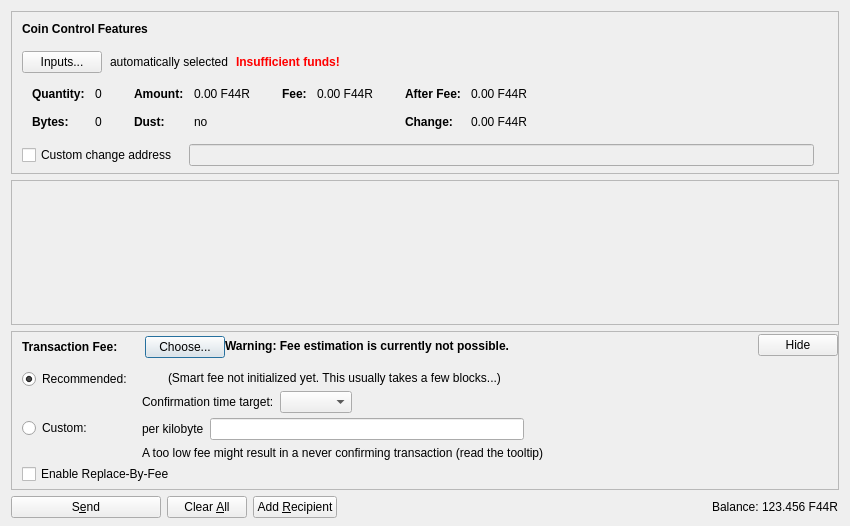
Qt form src/qt/forms/sendcoinsdialog.ui (F44RedCoin/F44RedCoin) before a commit.
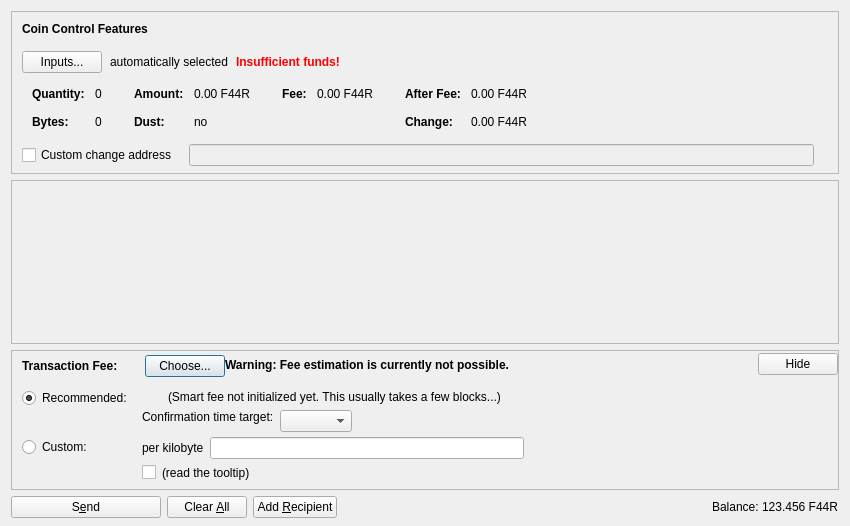
The same form after that commit. Icons and pictures are not drawn. Custom widgets are drawn as their Qt base class.

The edit to the form file:
```diff
--- a/src/qt/forms/sendcoinsdialog.ui
+++ b/src/qt/forms/sendcoinsdialog.ui
@@ -878,7 +878,17 @@
                <item>
                 <layout class="QHBoxLayout" name="horizontalLayoutFee8">
                  <item>
-                  <widget class="QLabel" name="labelCustomFeeWarning">
+                  <widget class="QCheckBox" name="checkBoxMinimumFee">
+                   <property name="toolTip">
+                    <string>Paying only the minimum fee is just fine as long as there is less transaction volume than space in the blocks. But be aware that this can end up in a never confirming transaction once there is more demand for f44redcoin transactions than the network can process.</string>
+                   </property>
+                   <property name="text">
+                    <string/>
+                   </property>
+                  </widget>
+                 </item>
+                 <item>
+                  <widget class="QLabel" name="labelMinFeeWarning">
                    <property name="enabled">
                     <bool>true</bool>
                    </property>
@@ -886,7 +896,10 @@
                     <string>When there is less transaction volume than space in the blocks, miners as well as relaying nodes may enforce a minimum fee. Paying only this minimum fee is just fine, but be aware that this can result in a never confirming transaction once there is more demand for f44redcoin transactions than the network can process.</string>
                    </property>
                    <property name="text">
-                    <string>A too low fee might result in a never confirming transaction (read the tooltip)</string>
+                    <string>(read the tooltip)</string>
+                   </property>
+                   <property name="margin">
+                    <number>5</number>
                    </property>
                   </widget>
                  </item>
@@ -979,6 +992,9 @@
                    <property name="text">
                     <string/>
                    </property>
+                   <property name="margin">
+                    <number>2</number>
+                   </property>
                   </widget>
                  </item>
                  <item>
@@ -993,6 +1009,9 @@
                    <property name="text">
                     <string>(Smart fee not initialized yet. This usually takes a few blocks...)</string>
                    </property>
+                   <property name="margin">
+                    <number>2</number>
+                   </property>
                   </widget>
                  </item>
                  <item>
@@ -1019,8 +1038,24 @@
                      <property name="text">
                       <string>Confirmation time target:</string>
                      </property>
+                     <property name="margin">
+                      <number>2</number>
+                     </property>
                     </widget>
                    </item>
+                   <item>
+                    <spacer name="verticalSpacer_3">
+                     <property name="orientation">
+                      <enum>Qt::Vertical</enum>
+                     </property>
+                     <property name="sizeHint" stdset="0">
+                      <size>
+                       <width>1</width>
+                       <height>1</height>
+                      </size>
+                     </property>
+                    </spacer>
+                   </item>
                   </layout>
                  </item>
                  <item>
@@ -1072,16 +1107,6 @@
              </item>
             </layout>
            </item>
-           <item>
-            <widget class="QCheckBox" name="optInRBF">
-             <property name="text">
-              <string>Enable Replace-By-Fee</string>
-             </property>
-             <property name="toolTip">
-              <string>With Replace-By-Fee (BIP-125) you can increase a transaction's fee after it is sent. Without this, a higher fee may be recommended to compensate for increased transaction delay risk.</string>
-             </property>
-            </widget>
-           </item>
           </layout>
          </widget>
         </item>
```
Left out of the diff: 24 changed lines with no effect on the pictures.
